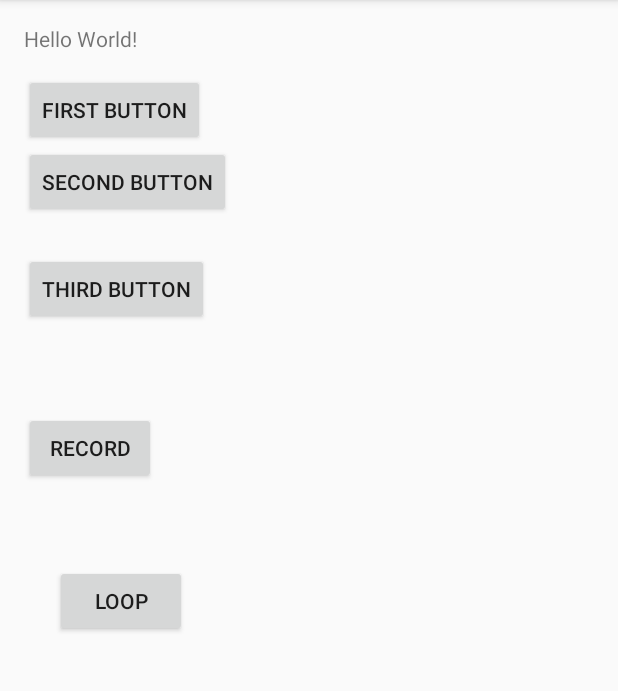
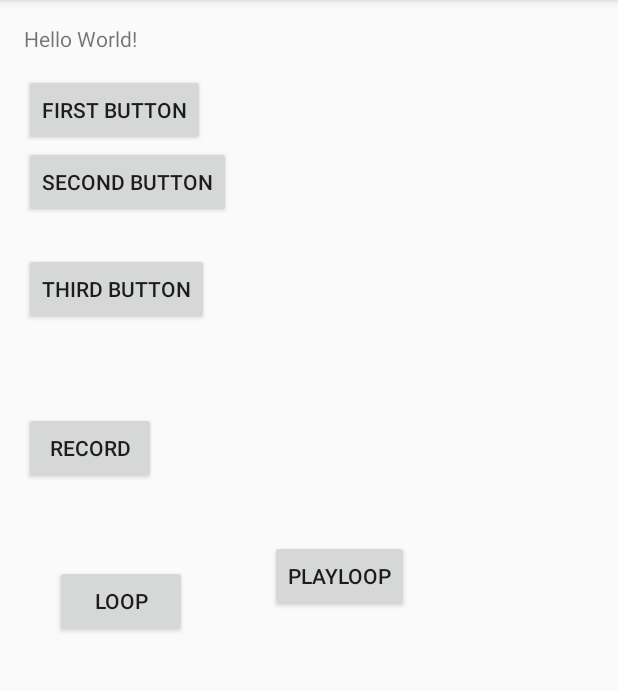
Before and after one commit to VishnuChadalavada/Synthesizer, an Android app: the screen it shows after launch (SynthesizerActivity), on a phone screen of 412 x 824 dp, the part 84-775 px from its top. Run offline under Robolectric (Android 15) with nearby library versions, the phone set to English and light mode, and no system bars.

Commit message:
first commit

```diff
--- a/app/src/main/java/com/example/chadalavada55579/synthesizer/SynthesizerActivity.java
+++ b/app/src/main/java/com/example/chadalavada55579/synthesizer/SynthesizerActivity.java
@@ -31,7 +31,8 @@ public class SynthesizerActivity extends AppCompatActivity {
     private Boolean record = false;
     private Button Record;
     private Button Loop;
-    private ArrayList<MediaPlayer> beat;
+    private ArrayList<MediaPlayer> beat = new ArrayList<MediaPlayer>();
+    private Button PlayLoop;
 
 
     @Override
@@ -52,7 +53,7 @@ public class SynthesizerActivity extends AppCompatActivity {
         mpF = MediaPlayer.create(this, R.raw.scalef);
         mpFs = MediaPlayer.create(this, R.raw.scalefs);
         mpG = MediaPlayer.create(this, R.raw.scaleg);
-        ArrayList<MediaPlayer> beat = new ArrayList<MediaPlayer>();
+
 
 
     }
@@ -70,6 +71,7 @@ public class SynthesizerActivity extends AppCompatActivity {
             Log.i(TAG , "Button 1 clicked");
             mpE.start();
             beat.add(mpE);
+
         }
         else {
             mpE.seekTo(0);
@@ -117,20 +119,31 @@ public void onRecordClick(View v) {
 }
 
 public void onLoopClick (View v) {
-    if (loop == true) {
+    if (loop == false) {
+        loop = true;
+    }
+    else {
         loop = false;
     }
-    else {
-        loop = true;
-    }
-    while (loop == true){
-      for (int i = 0; i < beat.size(); i++){
+    while (loop == true) {
+        for (int i = 0; i < beat.size(); i++) {
             beat.get(i).seekTo(0);
             Log.i("SynthesizerActivity", "Button 3 clicked");
-            beat.get(i).start();
+            try {
+                beat.get(i).start();
+                delayPlaying(WHOLE_NOTE);
+            } catch (InterruptedException e) {
+                e.printStackTrace();
+            }
+    }
+
+
+
         }
-    }
+        }
 }
+
+
 
 
 
@@ -194,6 +207,7 @@ public void onLoopClick (View v) {
         catch (InterruptedException e) {
             e.printStackTrace();
         }
-        **/
+
 
     }
+        **/
--- a/app/src/main/res/layout/activity_synthesizer.xml
+++ b/app/src/main/res/layout/activity_synthesizer.xml
@@ -93,5 +93,15 @@
         android:layout_below="@+id/Button3"
         android:layout_alignParentStart="true" />
 
+    <Button
+        android:text="PlayLoop"
+        android:layout_width="wrap_content"
+        android:layout_height="wrap_content"
+        android:layout_centerVertical="true"
+        android:layout_toEndOf="@+id/Button2"
+        android:layout_marginStart="26dp"
+        android:id="@+id/PlayLoop"
+        android:onClick="onPlayLoopClick" />
+
 
 </RelativeLayout>
```
